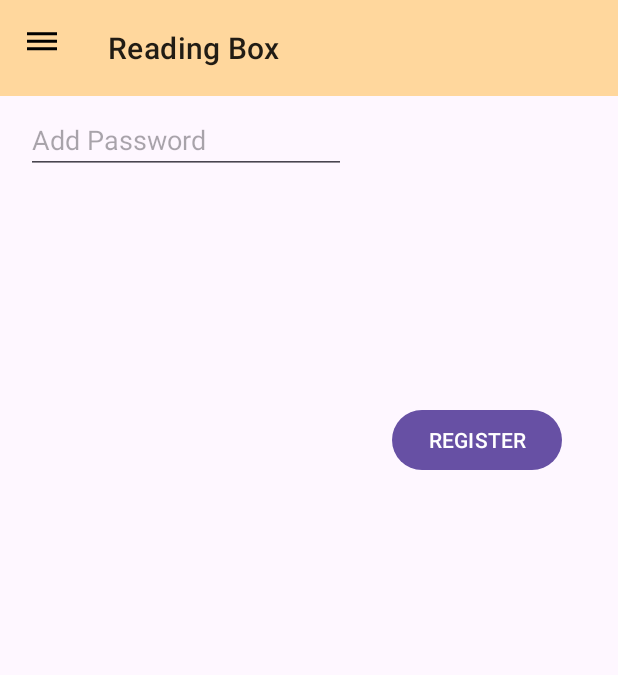
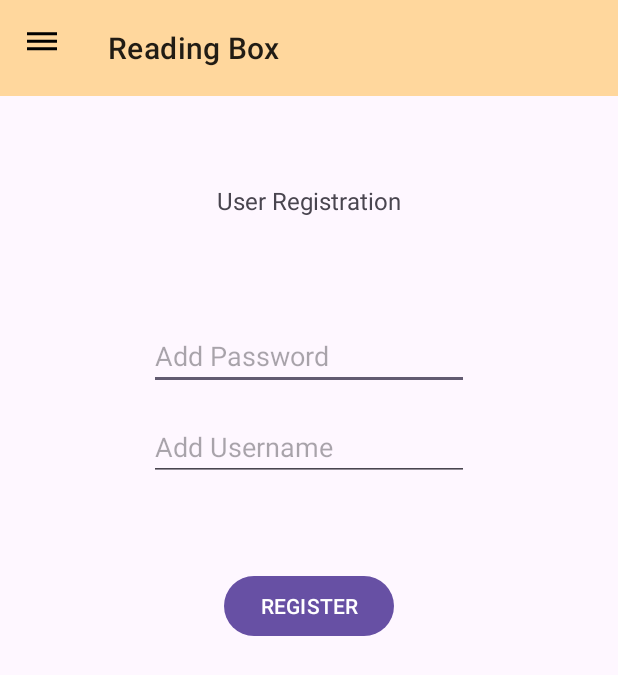
Before and after one commit to JordanKyr/ReadingBox_154479, an Android app: the fragment RegisterFragment placed in its activity, in the side drawer, after a tap on "Authors", on a phone screen of 412 x 824 dp. Shown: the top 675 px of the screen. Run offline under Robolectric (Android 15) with nearby library versions, the phone set to English and light mode, and no system bars; our stand-ins replace Firebase (no records; nobody signed in at launch, a user with empty details on screens opened directly); 6 statements that could not run were skipped.

Commit message:
added authors

```diff
--- a/app/src/main/java/com/example/readingbox_154479/MainActivity.java
+++ b/app/src/main/java/com/example/readingbox_154479/MainActivity.java
@@ -24,7 +24,7 @@ import androidx.fragment.app.FragmentTransaction;
 import com.google.android.material.navigation.NavigationView;
 import com.google.firebase.firestore.FirebaseFirestore;
 
-public class MainActivity extends AppCompatActivity implements LogInUserFragment.OnMessageSendListener, UserHome.OnBookSendListener{
+public class MainActivity extends AppCompatActivity implements LogInUserFragment.OnMessageSendListener, UserHome.OnBookSendListener, AuthorsFragment.OnAuthorSendListener{
 
 
     public static FragmentManager fragmentManager;
@@ -32,6 +32,8 @@ public class MainActivity extends AppCompatActivity implements LogInUserFragment
     Toolbar toolbar;
     DrawerLayout drawerLayout;
     NavigationView navigationView;
+
+    public String username;
 
 
     @Override
@@ -76,6 +78,11 @@ public class MainActivity extends AppCompatActivity implements LogInUserFragment
                 }
                 else if(menuItem.getItemId()==R.id.authors){
                     displayMessage("Open Authors");
+                    if(findViewById(R.id.fragment_container)!=null){
+                        if(savedInstanceState!=null){return false;}
+                        fragmentManager.beginTransaction().add(R.id.fragment_container,new AuthorsFragment()).commit(); //ανοίγει ένα LoginFragment στο layout
+                        onMessageSendAuthors();
+                    }
                     drawerLayout.closeDrawers();
                     return true;
                 }
@@ -86,6 +93,8 @@ public class MainActivity extends AppCompatActivity implements LogInUserFragment
                 }else return false;
             }
         });
+
+
 
 
         db = FirebaseFirestore.getInstance();
@@ -110,6 +119,20 @@ public void onMessageSend(String message) {
 
     }
 
+
+    public void onMessageSendAuthors() {
+       AuthorsFragment authorsFragment=new AuthorsFragment();
+        Bundle bundle = new Bundle();
+        bundle.putString("username","Jordan");
+        authorsFragment.setArguments(bundle);
+        FragmentTransaction fragmentTransaction = getSupportFragmentManager().beginTransaction().replace(R.id.fragment_container, authorsFragment, null);
+        fragmentTransaction.addToBackStack(null);
+        fragmentTransaction.commit();
+
+    }
+
+
+
 @Override
     public void onBookSend(String title) {
         BookDetails bookDetails = new BookDetails();  //επικοινωνια με αλλο fragment
@@ -122,6 +145,19 @@ public void onMessageSend(String message) {
 
     }
 
+
+    @Override
+    public void onAuthorSend(String firstname) {
+       AuthorDetails authorDetails = new AuthorDetails();  //επικοινωνια με αλλο fragment
+        Bundle bundle = new Bundle();               //αποστολη δεδομενων μεσω πακετου bundle
+        bundle.putString("firstname", firstname);
+        authorDetails.setArguments(bundle);
+        FragmentTransaction fragmentTransaction = getSupportFragmentManager().beginTransaction().replace(R.id.fragment_container, authorDetails, null);
+        fragmentTransaction.addToBackStack(null);
+        fragmentTransaction.commit();
+
+    }
+
     void displayMessage(String message){
         Toast.makeText(this,message,Toast.LENGTH_SHORT).show();
     }
--- a/app/src/main/java/com/example/readingbox_154479/UserHome.java
+++ b/app/src/main/java/com/example/readingbox_154479/UserHome.java
@@ -187,7 +187,7 @@ public class UserHome extends Fragment{
         try{
             bookSendListener=(OnBookSendListener) activity;
         }catch (ClassCastException e){
-            throw new ClassCastException(activity.toString()+" must implement onMessageSend ");
+            throw new ClassCastException(activity.toString()+" must implement onBookSend ");
         }
     }
 
--- a/app/src/main/res/layout/fragment_register.xml
+++ b/app/src/main/res/layout/fragment_register.xml
@@ -13,46 +13,55 @@
         android:id="@+id/textRegister"
         android:layout_width="wrap_content"
         android:layout_height="wrap_content"
-        android:layout_marginTop="16dp"
+        android:layout_marginTop="121dp"
+
         android:text="User Registration"
         android:textSize="16sp"
         app:layout_constraintEnd_toEndOf="parent"
+        app:layout_constraintHorizontal_bias="0.5"
         app:layout_constraintStart_toStartOf="parent"
-        app:layout_constraintTop_toBottomOf="@+id/textAppName" />
+        app:layout_constraintTop_toTopOf="parent" />
 
+    <EditText
+        android:id="@+id/editRegPass"
+        android:layout_width="wrap_content"
+        android:layout_height="wrap_content"
+        android:layout_marginStart="100dp"
+        android:layout_marginTop="70dp"
+        android:layout_marginEnd="100dp"
+
+
+        android:ems="10"
+        android:hint="Add Password"
+        android:inputType="textPassword"
+        app:layout_constraintEnd_toEndOf="parent"
+        app:layout_constraintHorizontal_bias="0.5"
+        app:layout_constraintStart_toStartOf="parent"
+        app:layout_constraintTop_toBottomOf="@+id/textRegister" />
+
+    <Button
+        android:id="@+id/buttonRegSubmit"
+        android:layout_width="wrap_content"
+        android:layout_height="wrap_content"
+        android:layout_marginTop="59dp"
+
+        android:text="REGISTER"
+        app:layout_constraintEnd_toEndOf="parent"
+        app:layout_constraintHorizontal_bias="0.5"
+        app:layout_constraintStart_toStartOf="parent"
+        app:layout_constraintTop_toBottomOf="@+id/editRegUser" />
 
     <EditText
         android:id="@+id/editRegUser"
         android:layout_width="wrap_content"
         android:layout_height="wrap_content"
-        android:layout_marginStart="16dp"
-        android:layout_marginTop="144dp"
+        android:layout_marginTop="15dp"
         android:ems="10"
         android:hint="Add Username"
         android:inputType="text"
+        app:layout_constraintEnd_toEndOf="parent"
+        app:layout_constraintHorizontal_bias="0.5"
         app:layout_constraintStart_toStartOf="parent"
-        app:layout_constraintTop_toBottomOf="@+id/textAppName" />
-
-    <EditText
-        android:id="@+id/editRegPass"
-        android:layout_width="wrap_content"
-        android:layout_height="wrap_content"
-        android:layout_marginStart="16dp"
-        android:layout_marginTop="24dp"
-        android:ems="10"
-        android:hint="Add Password"
-        android:inputType="textPassword"
-        app:layout_constraintStart_toStartOf="parent"
-        app:layout_constraintTop_toBottomOf="@+id/editRegUser" />
-
-    <Button
-        android:id="@+id/buttonRegSubmit"
-        android:layout_width="wrap_content"
-        android:layout_height="wrap_content"
-        android:layout_marginStart="260dp"
-        android:layout_marginTop="268dp"
-        android:text="REGISTER"
-        app:layout_constraintStart_toStartOf="parent"
-        app:layout_constraintTop_toTopOf="parent" />
+        app:layout_constraintTop_toBottomOf="@+id/editRegPass" />
 
 </androidx.constraintlayout.widget.ConstraintLayout>
```
Also changed, not shown: app/src/main/res/layout/fragment_log_in_user.xml (+29 -26 lines).
